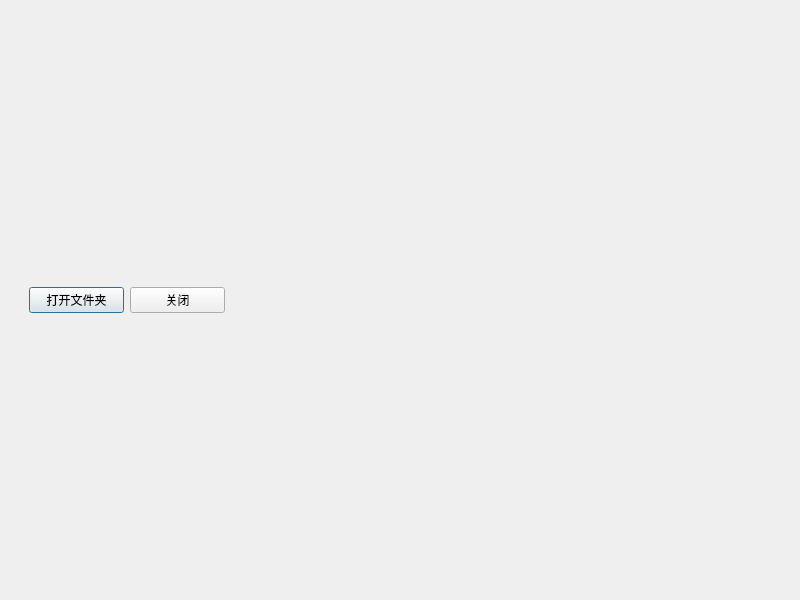
xiaoluosigithub/Cultural-Vision, file windowone.ui: the form before one commit.
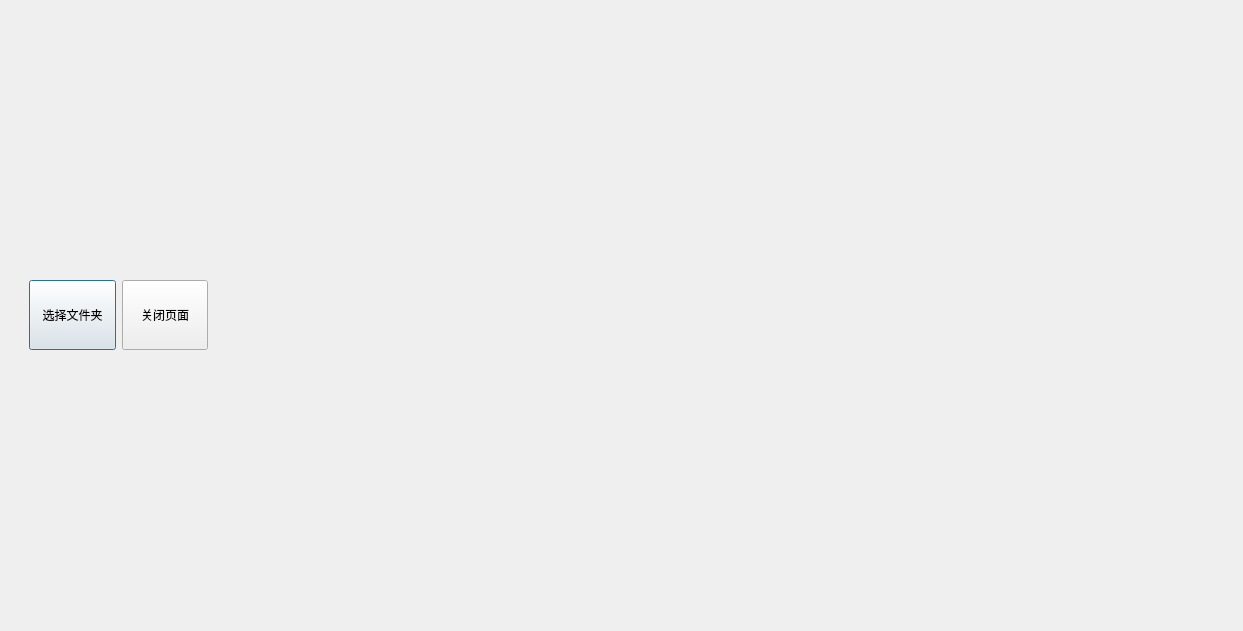
The form after the commit.

Diff of the .ui file:
```diff
--- a/windowone.ui
+++ b/windowone.ui
@@ -6,8 +6,8 @@
    <rect>
     <x>0</x>
     <y>0</y>
-    <width>800</width>
-    <height>600</height>
+    <width>1239</width>
+    <height>631</height>
    </rect>
   </property>
   <property name="windowTitle">
@@ -16,21 +16,39 @@
   <layout class="QHBoxLayout" name="horizontalLayout" stretch="3,7">
    <item>
     <widget class="QWidget" name="widgetLeft" native="true">
+     <property name="minimumSize">
+      <size>
+       <width>215</width>
+       <height>0</height>
+      </size>
+     </property>
      <layout class="QVBoxLayout" name="verticalLayout_2" stretch="2,8">
       <item>
        <widget class="QWidget" name="widget_Btn" native="true">
         <layout class="QHBoxLayout" name="horizontalLayout_2">
          <item>
           <widget class="QPushButton" name="openBtn">
+           <property name="minimumSize">
+            <size>
+             <width>0</width>
+             <height>70</height>
+            </size>
+           </property>
            <property name="text">
-            <string>打开文件夹</string>
+            <string>选择文件夹</string>
            </property>
           </widget>
          </item>
          <item>
           <widget class="QPushButton" name="closeBtn">
+           <property name="minimumSize">
+            <size>
+             <width>0</width>
+             <height>70</height>
+            </size>
+           </property>
            <property name="text">
-            <string>关闭</string>
+            <string>关闭页面</string>
            </property>
           </widget>
          </item>
@@ -45,12 +63,37 @@
    </item>
    <item>
     <widget class="QWidget" name="widgetRight" native="true">
+     <property name="minimumSize">
+      <size>
+       <width>1000</width>
+       <height>600</height>
+      </size>
+     </property>
+     <property name="maximumSize">
+      <size>
+       <width>16777215</width>
+       <height>16777215</height>
+      </size>
+     </property>
      <layout class="QVBoxLayout" name="verticalLayout" stretch="8,2">
       <item>
        <layout class="QVBoxLayout" name="verticalLayout_3"/>
       </item>
       <item>
-       <widget class="QWidget" name="widget_img" native="true"/>
+       <widget class="QWidget" name="widget_img" native="true">
+        <property name="minimumSize">
+         <size>
+          <width>980</width>
+          <height>110</height>
+         </size>
+        </property>
+        <property name="maximumSize">
+         <size>
+          <width>16777215</width>
+          <height>16777215</height>
+         </size>
+        </property>
+       </widget>
       </item>
      </layout>
     </widget>
```
Left out of the diff: 2 changed lines with no effect on the pictures.
